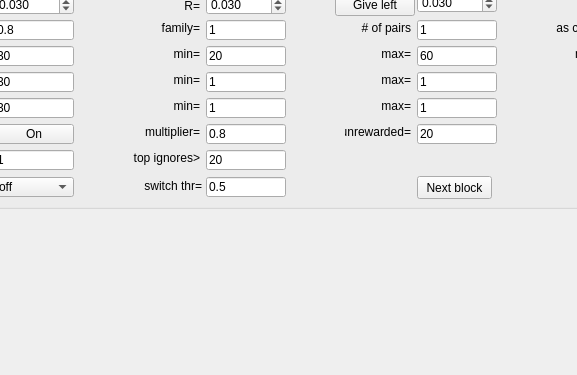
Before: the Qt Designer form src/foraging_gui/ForagingGUI.ui in AllenNeuralDynamics/dynamic-foraging-task, drawn with Qt 5; both pictures show x 185 to 762 and y 563 to 938 of the 1196 by 938 pixel window.
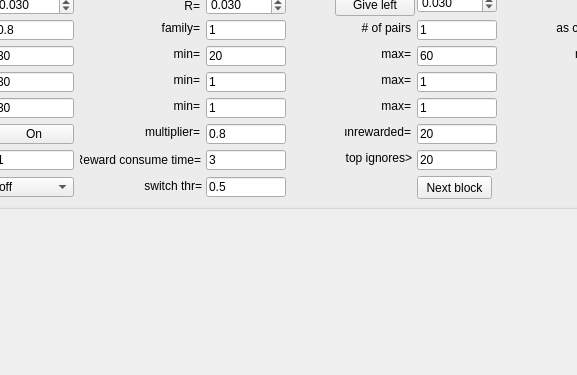
After: the same form once the commit is applied. Icons and pictures are not drawn.

Commit message: Define reward consumption time

What changed in the file:
```diff
--- a/src/foraging_gui/ForagingGUI.ui
+++ b/src/foraging_gui/ForagingGUI.ui
@@ -1048,7 +1048,7 @@
     <widget class="QLabel" name="label_51">
      <property name="geometry">
       <rect>
-       <x>308</x>
+       <x>520</x>
        <y>205</y>
        <width>67</width>
        <height>16</height>
@@ -1067,7 +1067,7 @@
     <widget class="QLineEdit" name="StopIgnores">
      <property name="geometry">
       <rect>
-       <x>381</x>
+       <x>592</x>
        <y>205</y>
        <width>80</width>
        <height>20</height>
@@ -1309,6 +1309,38 @@
       <double>0.030000000000000</double>
      </property>
     </widget>
+    <widget class="QLabel" name="label_56">
+     <property name="geometry">
+      <rect>
+       <x>255</x>
+       <y>205</y>
+       <width>121</width>
+       <height>20</height>
+      </rect>
+     </property>
+     <property name="text">
+      <string>Reward consume time=</string>
+     </property>
+     <property name="textFormat">
+      <enum>Qt::AutoText</enum>
+     </property>
+     <property name="alignment">
+      <set>Qt::AlignRight|Qt::AlignTrailing|Qt::AlignVCenter</set>
+     </property>
+    </widget>
+    <widget class="QLineEdit" name="RewardConsumeTime">
+     <property name="geometry">
+      <rect>
+       <x>381</x>
+       <y>205</y>
+       <width>80</width>
+       <height>20</height>
+      </rect>
+     </property>
+     <property name="text">
+      <string>3</string>
+     </property>
+    </widget>
    </widget>
    <widget class="QLineEdit" name="AnimalName">
     <property name="geometry">
```
The commit also changes 5 other files.
